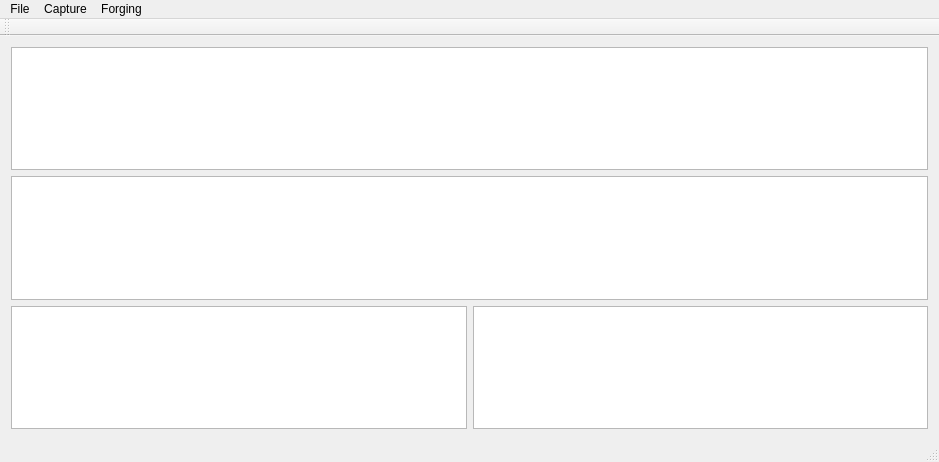
This is mainwindow.ui in inso-/YellowShark as Qt 5 draws it before an edit. The edited form follows.
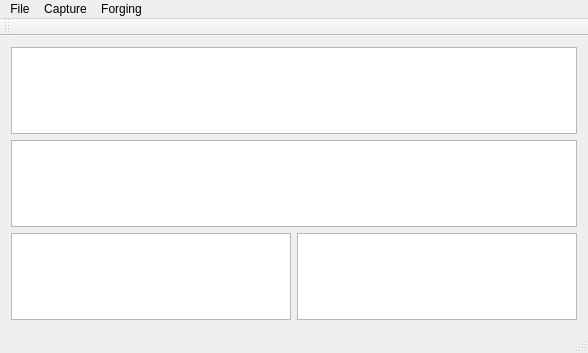
This is the edited form.

Patch:
```diff
--- a/mainwindow.ui
+++ b/mainwindow.ui
@@ -6,8 +6,8 @@
    <rect>
     <x>0</x>
     <y>0</y>
-    <width>939</width>
-    <height>462</height>
+    <width>588</width>
+    <height>353</height>
    </rect>
   </property>
   <property name="windowTitle">
@@ -21,6 +21,12 @@
     <item row="2" column="1">
      <widget class="QTextBrowser" name="textBrowser_2"/>
     </item>
+    <item row="1" column="0" colspan="2">
+     <widget class="QTextBrowser" name="textBrowser_3"/>
+    </item>
+    <item row="2" column="0">
+     <widget class="QTextBrowser" name="textBrowser"/>
+    </item>
     <item row="0" column="0" colspan="2">
      <widget class="QTableView" name="tableWidget">
       <property name="sizePolicy">
@@ -40,16 +46,6 @@
       </attribute>
      </widget>
     </item>
-    <item row="1" column="0" colspan="2">
-     <widget class="QTreeView" name="treeView_2">
-      <property name="sizePolicy">
-       <sizepolicy hsizetype="Expanding" vsizetype="Expanding">
-        <horstretch>0</horstretch>
-        <verstretch>0</verstretch>
-       </sizepolicy>
-      </property>
-     </widget>
-    </item>
    </layout>
   </widget>
   <widget class="QMenuBar" name="menuBar">
@@ -57,7 +53,7 @@
     <rect>
      <x>0</x>
      <y>0</y>
-     <width>939</width>
+     <width>588</width>
      <height>29</height>
     </rect>
    </property>
```
Left out of the diff: 3 changed lines with no effect on the pictures.
